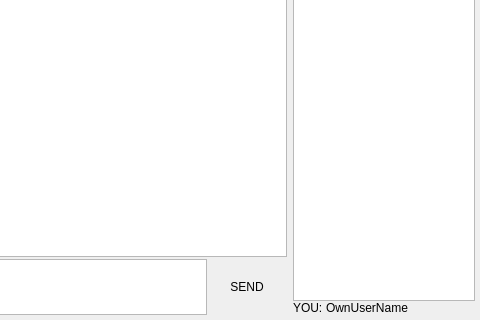
Before: the Qt Designer form BlockSettleUILib/ChatWidget.ui in BlockSettle/terminal, drawn with Qt 5; both pictures show x 460 to 940 and y 313 to 633 of the 940 by 633 pixel window.
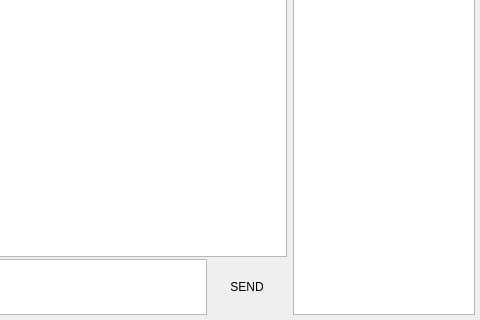
After: the same form once the commit is applied. Custom widgets are drawn as their Qt base class.

Commit message: Remover OwnUserName field at bottom of the usersFrame in the chat

The edit to the form file:
```diff
--- a/BlockSettleUILib/ChatWidget.ui
+++ b/BlockSettleUILib/ChatWidget.ui
@@ -415,36 +415,6 @@
             </property>
            </widget>
           </item>
-          <item>
-           <layout class="QHBoxLayout" name="horizontalLayout_4">
-            <item>
-             <widget class="QLabel" name="label_5">
-              <property name="sizePolicy">
-               <sizepolicy hsizetype="Minimum" vsizetype="Preferred">
-                <horstretch>0</horstretch>
-                <verstretch>0</verstretch>
-               </sizepolicy>
-              </property>
-              <property name="text">
-               <string>YOU: </string>
-              </property>
-             </widget>
-            </item>
-            <item>
-             <widget class="QLabel" name="labelUserName">
-              <property name="sizePolicy">
-               <sizepolicy hsizetype="Expanding" vsizetype="Preferred">
-                <horstretch>0</horstretch>
-                <verstretch>0</verstretch>
-               </sizepolicy>
-              </property>
-              <property name="text">
-               <string>OwnUserName</string>
-              </property>
-             </widget>
-            </item>
-           </layout>
-          </item>
          </layout>
         </widget>
        </item>
```
The commit also changes 1 other file.
